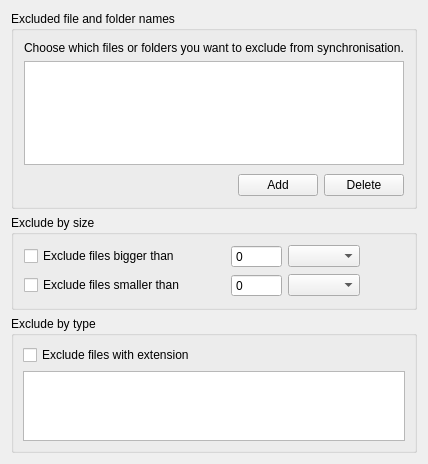
Above: src/MEGASync/syncs/gui/Twoways/win/IgnoresEditingDialog.ui from meganz/MEGAsync before the change. Below: the same form after it.
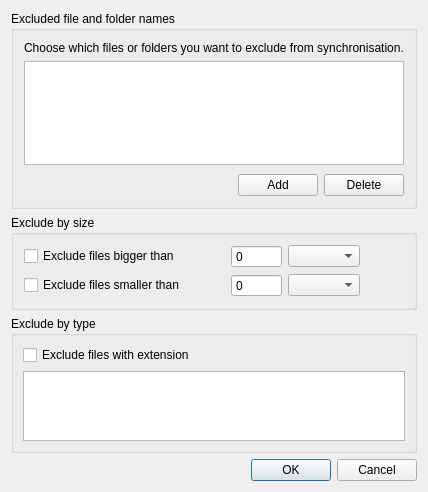
That is the form after the change.

```diff
--- a/src/MEGASync/syncs/gui/Twoways/win/IgnoresEditingDialog.ui
+++ b/src/MEGASync/syncs/gui/Twoways/win/IgnoresEditingDialog.ui
@@ -265,6 +265,13 @@
      </layout>
     </widget>
    </item>
+   <item>
+    <widget class="QDialogButtonBox" name="buttonBox">
+     <property name="standardButtons">
+      <set>QDialogButtonBox::Cancel|QDialogButtonBox::Ok</set>
+     </property>
+    </widget>
+   </item>
   </layout>
  </widget>
  <resources/>
```
